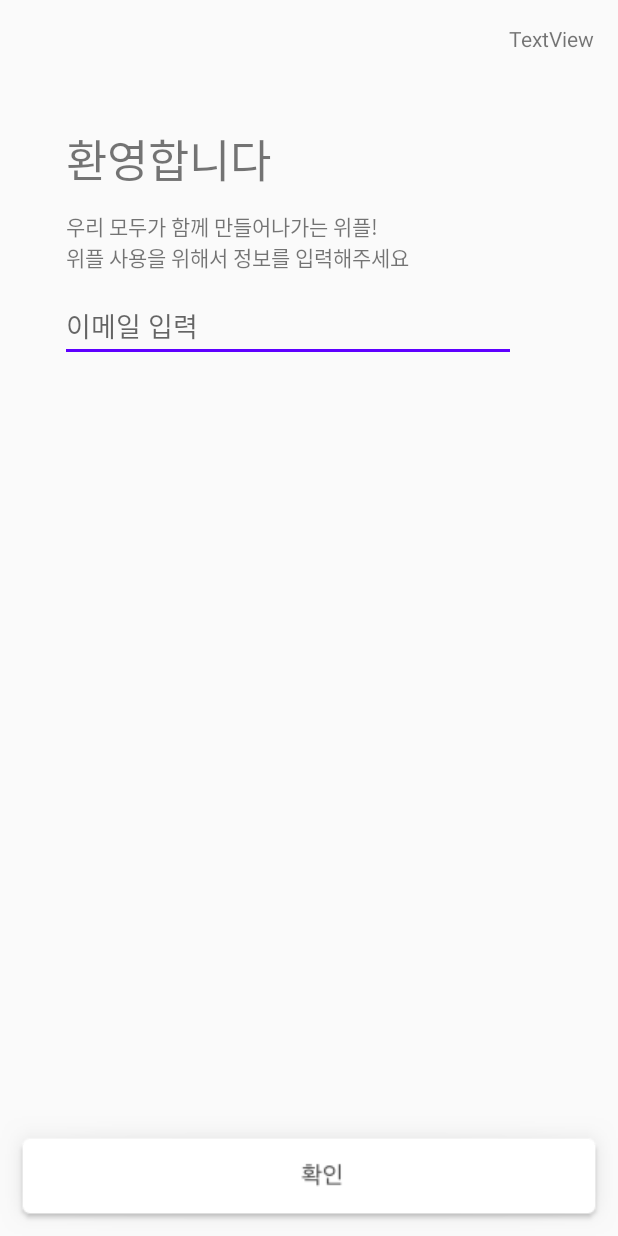
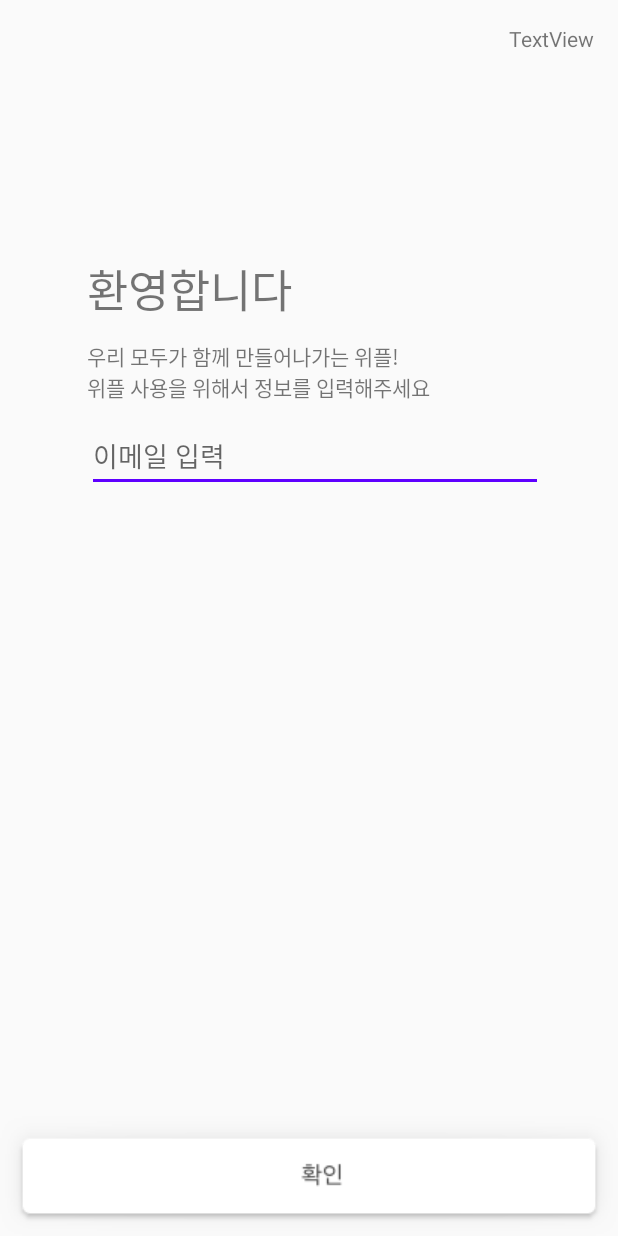
Before and after one commit to BEOKS/We_ple, an Android app: the JoinActivityStep1 screen opened directly, with no data from a screen before it, on a phone screen of 412 x 824 dp. Run offline under Robolectric (Android 15) with nearby library versions, the phone set to English and light mode, and no system bars; libraries missing offline, so code that uses them is left out: javax.mail.internet; 2 statements that could not run were skipped.

```diff
--- a/app/build.gradle
+++ b/app/build.gradle
@@ -31,8 +31,8 @@ dependencies {
     implementation 'com.google.firebase:firebase-core:16.0.6'
     implementation 'com.google.firebase:firebase-database:16.0.3'
     implementation 'com.google.firebase:firebase-storage:16.0.3'
+    implementation 'com.android.support:design:27.1.1'
     implementation 'com.google.firebase:firebase-auth:16.0.5'
-    implementation 'com.android.support:design:27.1.1'
     implementation 'com.google.android.gms:play-services-auth:16.0.1'
     //kakao
     implementation 'com.kakao.sdk:usermgmt:1.15.1'
--- a/app/src/main/res/layout/activity_join_step1.xml
+++ b/app/src/main/res/layout/activity_join_step1.xml
@@ -17,19 +17,6 @@
         app:layout_constraintEnd_toEndOf="parent"
         app:layout_constraintTop_toTopOf="parent" />
 
-    <EditText
-        android:id="@+id/editText"
-        android:layout_width="304dp"
-        android:layout_height="43dp"
-        android:layout_marginStart="40dp"
-        android:layout_marginLeft="40dp"
-        android:layout_marginTop="16dp"
-        android:ems="10"
-        android:hint="이메일 입력"
-        android:inputType="textEmailAddress"
-        app:layout_constraintStart_toStartOf="parent"
-        app:layout_constraintTop_toBottomOf="@+id/textView321" />
-
     <Button
         android:id="@+id/button"
         android:layout_width="match_parent"
@@ -38,26 +25,55 @@
         app:layout_constraintStart_toStartOf="parent"
         android:background="@drawable/button_roundedbox_ok"/>
 
+    <android.support.constraint.ConstraintLayout
+        android:layout_width="wrap_content"
+        android:layout_height="wrap_content"
+        android:layout_marginStart="8dp"
+        android:layout_marginLeft="8dp"
+        android:layout_marginTop="8dp"
+        android:layout_marginEnd="8dp"
+        android:layout_marginRight="8dp"
+        android:layout_marginBottom="8dp"
+        app:layout_constraintBottom_toBottomOf="@+id/button"
+        app:layout_constraintEnd_toEndOf="parent"
+        app:layout_constraintStart_toStartOf="parent"
+        app:layout_constraintTop_toTopOf="parent"
+        app:layout_constraintVertical_bias="0.24000001">
+
+        <EditText
+            android:id="@+id/editText"
+            android:layout_width="304dp"
+            android:layout_height="43dp"
+            android:layout_marginStart="8dp"
+            android:layout_marginLeft="8dp"
+            android:layout_marginTop="16dp"
+            android:ems="10"
+            android:hint="이메일 입력"
+            android:inputType="textEmailAddress"
+            app:layout_constraintStart_toStartOf="parent"
+            app:layout_constraintTop_toBottomOf="@+id/textView321" />
+
         <TextView
             android:id="@+id/textView124124"
             android:layout_width="wrap_content"
             android:layout_height="wrap_content"
-        android:layout_marginStart="44dp"
-        android:layout_marginLeft="44dp"
-        android:layout_marginTop="48dp"
+            android:layout_marginStart="8dp"
+            android:layout_marginLeft="8dp"
+            android:layout_marginTop="8dp"
             android:text="환영합니다"
             android:textSize="30dp"
             app:layout_constraintStart_toStartOf="parent"
-        app:layout_constraintTop_toBottomOf="@+id/textView" />
+            app:layout_constraintTop_toTopOf="parent" />
 
         <TextView
             android:id="@+id/textView321"
             android:layout_width="wrap_content"
             android:layout_height="wrap_content"
-        android:layout_marginStart="44dp"
-        android:layout_marginLeft="44dp"
+            android:layout_marginStart="8dp"
+            android:layout_marginLeft="8dp"
             android:layout_marginTop="12dp"
             android:text="우리 모두가 함께 만들어나가는 위플!\n위플 사용을 위해서 정보를 입력해주세요"
             app:layout_constraintStart_toStartOf="parent"
             app:layout_constraintTop_toBottomOf="@+id/textView124124" />
     </android.support.constraint.ConstraintLayout>
+</android.support.constraint.ConstraintLayout>
```
Also changed, not shown: app/src/main/java/com/example/beoks/gameis/weple/Activity/LoginActivity/version02/LoginMainActivity.java (+38 -2 lines), app/src/main/res/layout/activity_empty_activity.xml (+9 -8 lines), app/src/main/res/layout/activity_join_step2.xml (+37 -21 lines), app/src/main/res/layout/activity_join_step3.xml (+37 -21 lines), app/src/main/res/layout/activity_join_step4.xml (+36 -20 lines), 1164 other files. Lines whose indentation alone changed are shown as unchanged.
